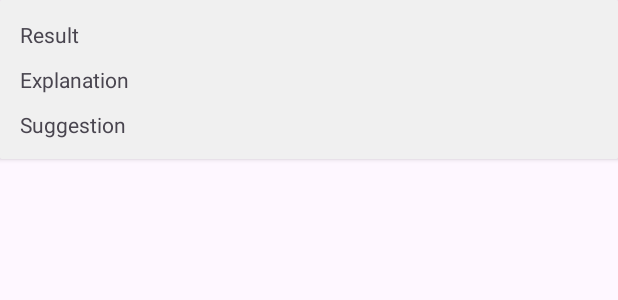
After one commit to SkyAfra/Mobile-Development, an Android app: the layout item_history.xml on its own in the app's theme, with its tools: preview values and no code run, on a phone screen of 412 x 824 dp. The commit adds this screen. Shown: the top 300 px of the screen. Run offline under Robolectric (Android 15) with nearby library versions, the phone set to English and light mode, and no system bars; network calls fail.

Commit message:
Commit ver1.7 Yop - Nambah History

```diff
--- a/app/src/main/AndroidManifest.xml
+++ b/app/src/main/AndroidManifest.xml
@@ -24,6 +24,9 @@
         android:supportsRtl="true"
         android:theme="@style/Theme.SkyAfra"
         tools:targetApi="31">
+        <activity
+            android:name=".activity.HistoryActivity"
+            android:exported="false" />
         <activity
             android:name=".activity.HistoryActivity"
             android:exported="false" />
--- /dev/null
+++ b/app/src/main/java/com/example/skyafra/history/HistoryItem.kt
@@ -0,0 +1,3 @@
+package com.example.skyafra.history
+
+data class HistoryItem(val result: String, val explanation: String, val suggestion: String)
--- a/app/src/main/res/layout/activity_home_camera.xml
+++ b/app/src/main/res/layout/activity_home_camera.xml
@@ -73,7 +73,7 @@
         android:layout_width="0dp"
         android:layout_height="wrap_content"
         android:layout_marginEnd="8dp"
-        android:text="@string/camerax"
+        android:text="@string/history"
         app:layout_constraintBottom_toBottomOf="@+id/cameraButton"
         app:layout_constraintEnd_toEndOf="parent"
         app:layout_constraintHorizontal_bias="0.5"
--- /dev/null
+++ b/app/src/main/res/layout/item_history.xml
@@ -0,0 +1,41 @@
+<?xml version="1.0" encoding="utf-8"?>
+<androidx.cardview.widget.CardView xmlns:android="http://schemas.android.com/apk/res/android"
+    android:layout_width="match_parent"
+    android:layout_height="wrap_content"
+    android:padding="16dp">
+
+    <LinearLayout
+        android:layout_width="match_parent"
+        android:layout_height="wrap_content"
+        android:background="@color/grey_light"
+        android:orientation="vertical"
+        android:padding="8dp" >
+
+    <TextView
+        android:id="@+id/resultTextView"
+        android:layout_width="wrap_content"
+        android:layout_height="wrap_content"
+        android:text="@string/result"
+        android:textSize="14sp"
+        android:padding="5dp"/>
+
+    <TextView
+        android:id="@+id/explanationTextView"
+        android:layout_width="wrap_content"
+        android:layout_height="wrap_content"
+        android:text="@string/explanation"
+        android:textSize="14sp"
+        android:padding="5dp"/>
+
+    <TextView
+        android:id="@+id/suggestionTextView"
+        android:layout_width="wrap_content"
+        android:layout_height="wrap_content"
+        android:text="@string/suggestion"
+        android:textSize="14sp"
+        android:padding="5dp"/>
+
+    </LinearLayout>
+
+
+</androidx.cardview.widget.CardView>
--- a/app/src/main/res/values/colors.xml
+++ b/app/src/main/res/values/colors.xml
@@ -5,6 +5,7 @@
     <color name="green">#39733B</color>
     <color name="grey">#888888</color>
     <color name="grey_light">#F0F0F0</color>
-    <color name="background">#F2EEFF</color>
+    <color name="background">#6E6E71</color>
+
 
 </resources>
--- a/app/src/main/res/values/strings.xml
+++ b/app/src/main/res/values/strings.xml
@@ -110,5 +110,6 @@
     <string name="suggestion" translatable="false">Suggestion</string>
     <string name="suggestion_header">Suggestion</string>
     <string name="back">Return</string>
+    <string name="history">History</string>
 
 </resources>
```
Also changed, not shown: app/src/main/java/com/example/skyafra/activity/HistoryActivity.kt (added, +47 -0 lines), app/src/main/java/com/example/skyafra/activity/HomeCameraActivity.kt (+16 -2 lines), app/src/main/java/com/example/skyafra/activity/ResultActivity.kt (+31 -2 lines), app/src/main/java/com/example/skyafra/adapter/HistoryAdapter.kt (added, +32 -0 lines), app/src/main/java/com/example/skyafra/history/SpacingItemDecoration.kt (added, +16 -0 lines), app/src/main/res/layout/activity_history.xml (+23 -6 lines), 1 other file.
